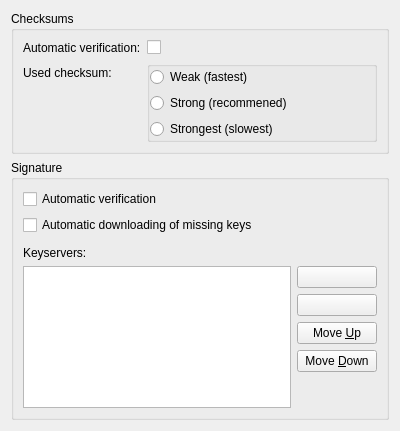
This is conf/verificationpreferences.ui in KDE/kget as Qt 5 draws it before an edit. The edited form follows.
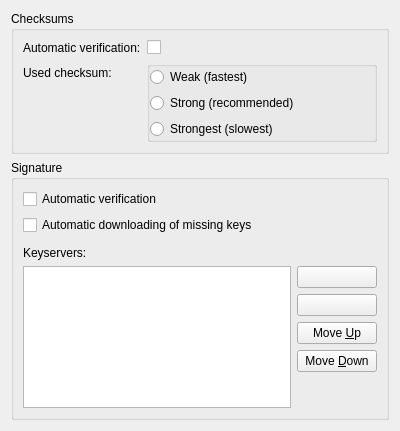
This is the edited form. Custom widgets are drawn as their Qt base class.

```diff
--- a/conf/verificationpreferences.ui
+++ b/conf/verificationpreferences.ui
@@ -49,7 +49,7 @@
          <item>
           <widget class="QRadioButton" name="radioButton_5">
            <property name="text">
-            <string>Strong (recommened)</string>
+            <string>Strong (recommended)</string>
            </property>
           </widget>
          </item>
```
